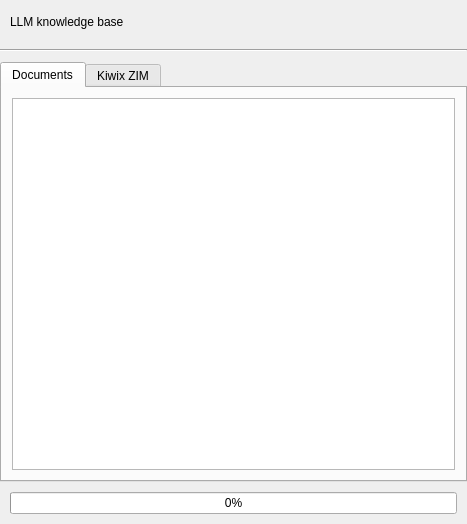
Capsize-Games/airunner, file src/airunner/components/documents/gui/widgets/templates/documents.ui: the form before one commit.
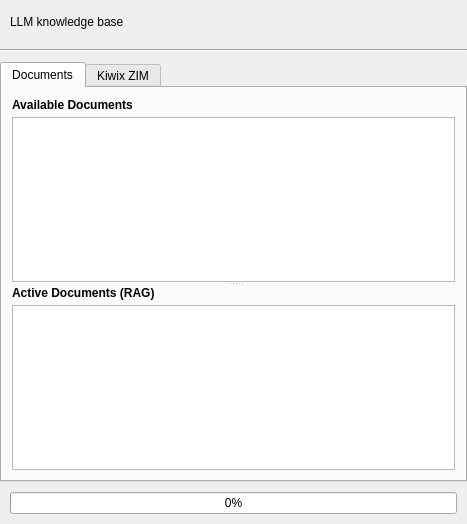
The form after the commit.

Commit message: feat(docs): manual RAG document selection UI and backend

What changed in the file:
```diff
--- a/src/airunner/components/documents/gui/widgets/templates/documents.ui
+++ b/src/airunner/components/documents/gui/widgets/templates/documents.ui
@@ -58,7 +58,98 @@
         <number>10</number>
        </property>
        <item>
-        <widget class="QTreeView" name="documentsTreeView"/>
+        <widget class="QSplitter" name="documentsSplitter">
+         <property name="orientation">
+          <enum>Qt::Orientation::Vertical</enum>
+         </property>
+         <widget class="QWidget" name="availableDocsWidget">
+          <layout class="QVBoxLayout" name="verticalLayoutAvailable">
+           <property name="spacing">
+            <number>5</number>
+           </property>
+           <property name="leftMargin">
+            <number>0</number>
+           </property>
+           <property name="topMargin">
+            <number>0</number>
+           </property>
+           <property name="rightMargin">
+            <number>0</number>
+           </property>
+           <property name="bottomMargin">
+            <number>0</number>
+           </property>
+           <item>
+            <widget class="QLabel" name="labelAvailable">
+             <property name="text">
+              <string>Available Documents</string>
+             </property>
+             <property name="styleSheet">
+              <string>font-weight: bold;</string>
+             </property>
+            </widget>
+           </item>
+           <item>
+            <widget class="QTreeView" name="documentsTreeView">
+             <property name="dragEnabled">
+              <bool>true</bool>
+             </property>
+             <property name="dragDropMode">
+              <enum>QAbstractItemView::DragDropMode::DragOnly</enum>
+             </property>
+             <property name="selectionMode">
+              <enum>QAbstractItemView::SelectionMode::ExtendedSelection</enum>
+             </property>
+            </widget>
+           </item>
+          </layout>
+         </widget>
+         <widget class="QWidget" name="activeDocsWidget">
+          <layout class="QVBoxLayout" name="verticalLayoutActive">
+           <property name="spacing">
+            <number>5</number>
+           </property>
+           <property name="leftMargin">
+            <number>0</number>
+           </property>
+           <property name="topMargin">
+            <number>0</number>
+           </property>
+           <property name="rightMargin">
+            <number>0</number>
+           </property>
+           <property name="bottomMargin">
+            <number>0</number>
+           </property>
+           <item>
+            <widget class="QLabel" name="labelActive">
+             <property name="text">
+              <string>Active Documents (RAG)</string>
+             </property>
+             <property name="styleSheet">
+              <string>font-weight: bold;</string>
+             </property>
+            </widget>
+           </item>
+           <item>
+            <widget class="QTreeView" name="activeDocumentsTreeView">
+             <property name="acceptDrops">
+              <bool>true</bool>
+             </property>
+             <property name="dragEnabled">
+              <bool>true</bool>
+             </property>
+             <property name="dragDropMode">
+              <enum>QAbstractItemView::DragDropMode::DropOnly</enum>
+             </property>
+             <property name="selectionMode">
+              <enum>QAbstractItemView::SelectionMode::ExtendedSelection</enum>
+             </property>
+            </widget>
+           </item>
+          </layout>
+         </widget>
+        </widget>
        </item>
       </layout>
      </widget>
```
The commit also changes 24 other files.
